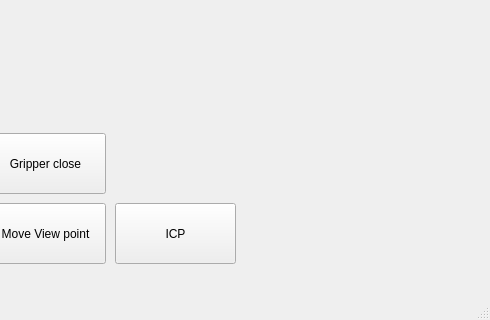
Qt form mainwindow.ui (NYONYANI/Qt-Detectron2-Shared-Memory-) before a commit; both pictures show x 825 to 1315 and y 437 to 757 of the 1315 by 757 pixel window.
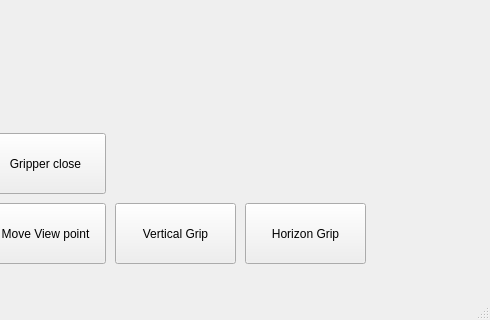
The same form after that commit. Custom widgets are drawn as their Qt base class.

Diff of the .ui file:
```diff
--- a/mainwindow.ui
+++ b/mainwindow.ui
@@ -203,7 +203,20 @@
      </rect>
     </property>
     <property name="text">
-     <string>ICP</string>
+     <string>Vertical Grip</string>
+    </property>
+   </widget>
+   <widget class="QPushButton" name="HorizonGripButton">
+    <property name="geometry">
+     <rect>
+      <x>1070</x>
+      <y>640</y>
+      <width>121</width>
+      <height>61</height>
+     </rect>
+    </property>
+    <property name="text">
+     <string>Horizon Grip</string>
     </property>
    </widget>
   </widget>
```
